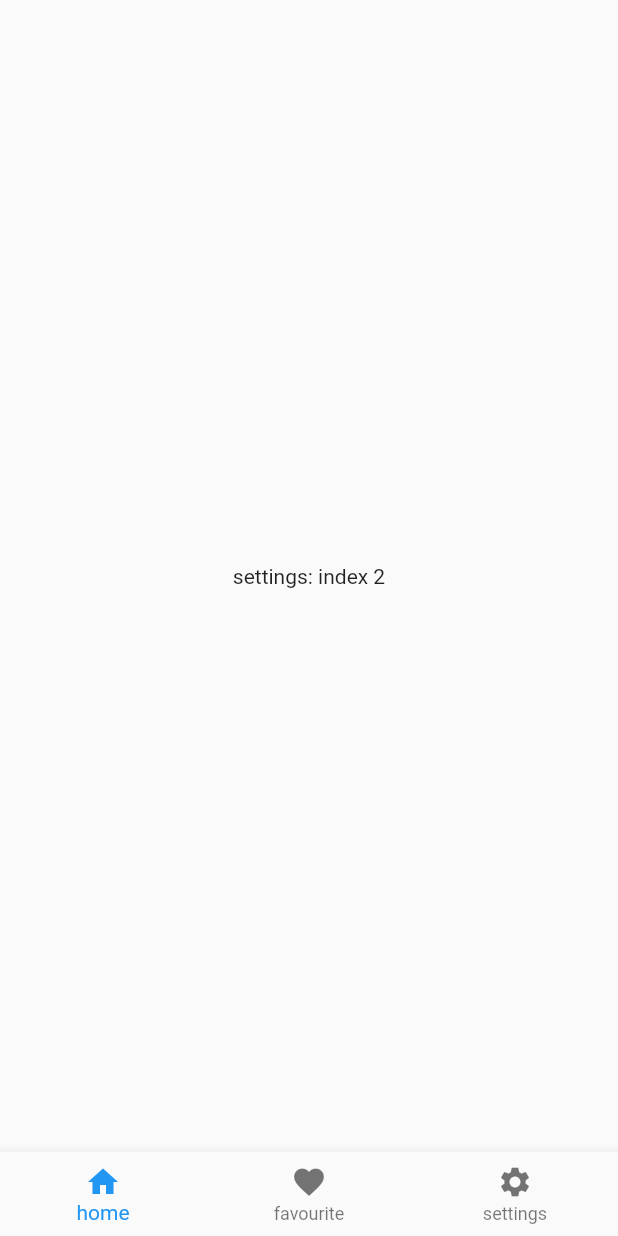
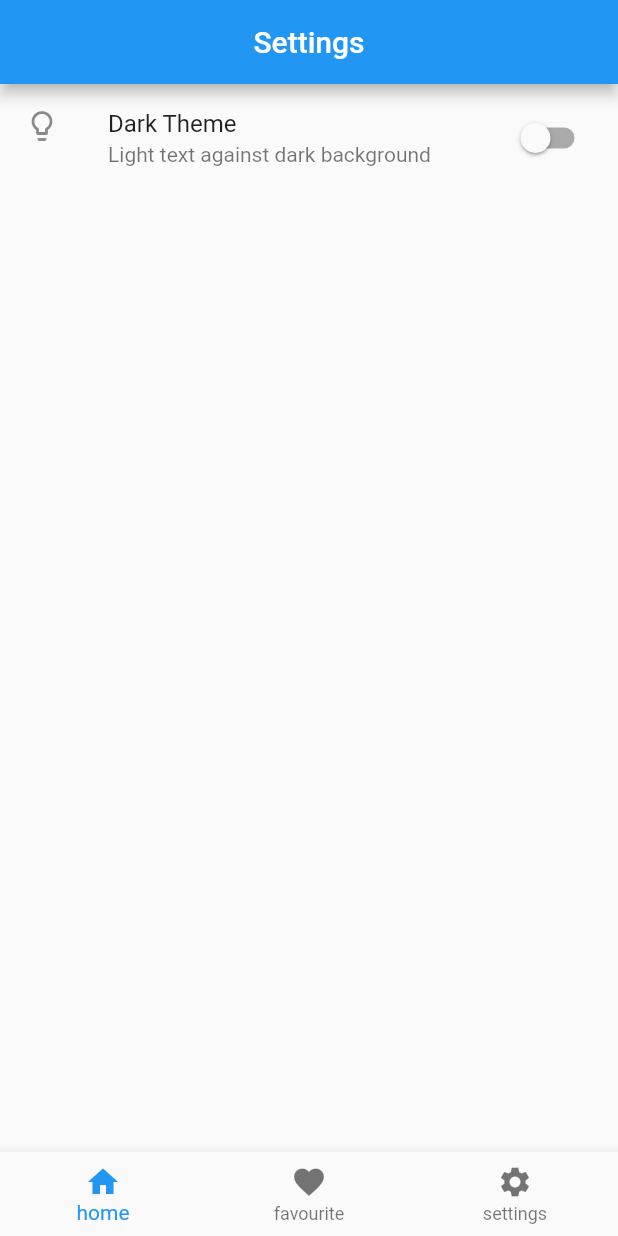
Before and after one commit to ali-yousuf/base_news_app, a Flutter app: the screen it shows after launch, swiped to page 3, on a phone screen of 412 x 824 dp. Run offline on Flutter 3.47's test engine with Material 2 defaults, Android fonts, the phone set to English and light mode, and no system bars; our stand-ins replace bloc, flutter_bloc.

```diff
--- a/lib/core/base_news_app.dart
+++ b/lib/core/base_news_app.dart
@@ -1,9 +1,9 @@
 import 'package:base_news_app/core/constants.dart';
-import 'package:base_news_app/core/themes/app_themes.dart';
-import 'package:base_news_app/core/themes/cubit/theme_cubit.dart';
 import 'package:base_news_app/navigation_bar/view/navigation_bar_page.dart';
 import 'package:flutter/material.dart';
 import 'package:flutter_bloc/flutter_bloc.dart';
+
+import '../settings/settings.dart';
 
 class BaseNewsApp extends StatelessWidget {
   const BaseNewsApp({Key? key}) : super(key: key);
@@ -15,9 +15,10 @@ class BaseNewsApp extends StatelessWidget {
       child: BlocBuilder<ThemeCubit, bool>(
         builder: (context, state) {
           return MaterialApp(
+            navigatorKey: navigatorKey,
             title: Constants.appName,
             debugShowCheckedModeBanner: false,
-            theme: state ? AppThemes.darkTheme : AppThemes.lightTheme,
+            theme: state ? ThemeData.dark() : ThemeData.light(),
             home: const NavigationBarPage(),
           );
         },
--- a/lib/core/constants.dart
+++ b/lib/core/constants.dart
@@ -1,3 +1,7 @@
+import 'package:flutter/material.dart';
+
+final navigatorKey = GlobalKey<NavigatorState>();
+
 class Constants {
   static const String appName = "Base NewsApp";
 }
--- /dev/null
+++ b/lib/core/helpers.dart
@@ -0,0 +1 @@
+export 'helpers/app_bloc_observer.dart';
--- a/lib/navigation_bar/view/navigation_bar_page.dart
+++ b/lib/navigation_bar/view/navigation_bar_page.dart
@@ -1,6 +1,8 @@
 import 'package:base_news_app/navigation_bar/cubit/bottom_nav_cubit.dart';
 import 'package:flutter/material.dart';
 import 'package:flutter_bloc/flutter_bloc.dart';
+
+import '../../settings/settings.dart';
 
 class NavigationBarPage extends StatefulWidget {
   const NavigationBarPage({Key? key}) : super(key: key);
@@ -15,7 +17,7 @@ class _NavigationBarPageState extends State<NavigationBarPage> {
   static final List<Widget> _widgetOptions = <Widget>[
     const Center(child: Text('home: index 0')),
     const Center(child: Text('favourite: index 1')),
-    const Center(child: Text('settings: index 2')),
+    const SettingsPage(),
   ];
 
   @override
--- /dev/null
+++ b/lib/settings/settings.dart
@@ -0,0 +1,2 @@
+export 'view/settings_page.dart';
+export 'cubit/theme_cubit.dart';
--- /dev/null
+++ b/lib/settings/view/settings_page.dart
@@ -0,0 +1,30 @@
+import 'package:base_news_app/settings/cubit/theme_cubit.dart';
+import 'package:flutter/material.dart';
+import 'package:flutter_bloc/flutter_bloc.dart';
+
+class SettingsPage extends StatelessWidget {
+  const SettingsPage({Key? key}) : super(key: key);
+
+  @override
+  Widget build(BuildContext context) {
+    return Scaffold(
+      appBar: AppBar(
+        centerTitle: true,
+        title: const Text('Settings'),
+      ),
+      body: BlocBuilder<ThemeCubit, bool>(
+        builder: (context, state) {
+          return SwitchListTile(
+            title: const Text('Dark Theme'),
+            value: state,
+            onChanged: (bool value) {
+              context.read<ThemeCubit>().onThemeChanged(value);
+            },
+            subtitle: const Text('Light text against dark background'),
+            secondary: const Icon(Icons.lightbulb_outline),
+          );
+        },
+      ),
+    );
+  }
+}
```
Also changed, not shown: lib/core/helpers/app_bloc_observer.dart (added, +17 -0 lines), lib/main.dart (+18 -1 lines), lib/settings/cubit/theme_cubit.dart (renamed from lib/core/themes/cubit/theme_cubit.dart).
